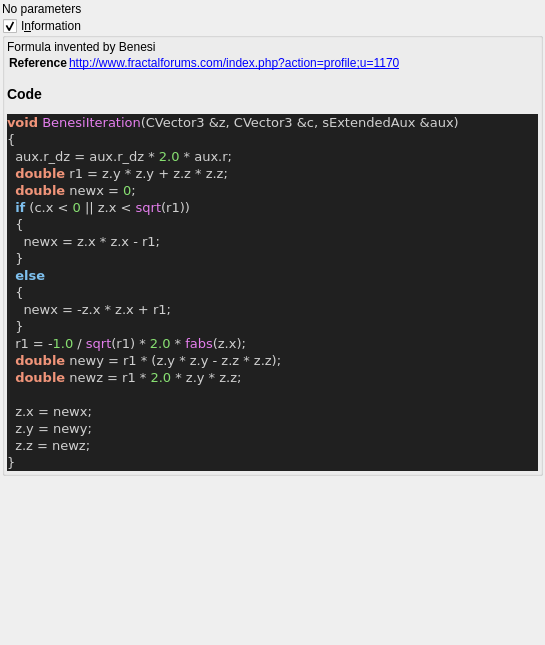
First picture: the form in mandelbulber2/qt_data/fractal_benesi.ui, repository buddhi1980/mandelbulber2, before the edit.
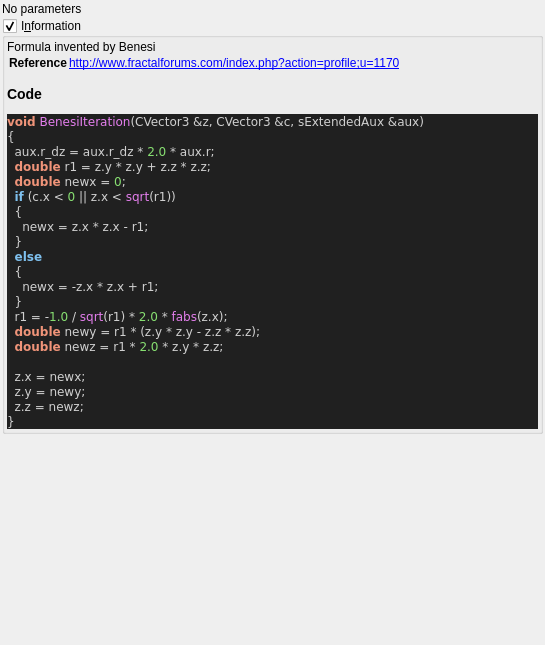
Second picture: the form after the edit. Custom widgets are drawn as their Qt base class.

```diff
--- a/mandelbulber2/qt_data/fractal_benesi.ui
+++ b/mandelbulber2/qt_data/fractal_benesi.ui
@@ -77,7 +77,7 @@
 &lt;title&gt;Source file&lt;/title&gt;
 &lt;/head&gt;
 &lt;body style=&quot;background-color:#202020&quot;&gt;
-&lt;pre style=&quot;color:#d0d0d0; background-color:#202020; font-size:10pt; font-family:'Courier New';&quot;&gt;&lt;span style=&quot;color:#f09479; font-weight:bold&quot;&gt;void&lt;/span&gt; &lt;span style=&quot;color:#e47eed&quot;&gt;BenesiIteration&lt;/span&gt;&lt;span style=&quot;color:#d0d0d0&quot;&gt;(&lt;/span&gt;CVector3 &lt;span style=&quot;color:#d0d0d0&quot;&gt;&amp;amp;&lt;/span&gt;z&lt;span style=&quot;color:#d0d0d0&quot;&gt;,&lt;/span&gt; CVector3 &lt;span style=&quot;color:#d0d0d0&quot;&gt;&amp;amp;&lt;/span&gt;c&lt;span style=&quot;color:#d0d0d0&quot;&gt;,&lt;/span&gt; sExtendedAux &lt;span style=&quot;color:#d0d0d0&quot;&gt;&amp;amp;&lt;/span&gt;aux&lt;span style=&quot;color:#d0d0d0&quot;&gt;)&lt;/span&gt;
+&lt;pre style=&quot;color:#d0d0d0; background-color:#202020;  font-family:'Courier New';&quot;&gt;&lt;span style=&quot;color:#f09479; font-weight:bold&quot;&gt;void&lt;/span&gt; &lt;span style=&quot;color:#e47eed&quot;&gt;BenesiIteration&lt;/span&gt;&lt;span style=&quot;color:#d0d0d0&quot;&gt;(&lt;/span&gt;CVector3 &lt;span style=&quot;color:#d0d0d0&quot;&gt;&amp;amp;&lt;/span&gt;z&lt;span style=&quot;color:#d0d0d0&quot;&gt;,&lt;/span&gt; CVector3 &lt;span style=&quot;color:#d0d0d0&quot;&gt;&amp;amp;&lt;/span&gt;c&lt;span style=&quot;color:#d0d0d0&quot;&gt;,&lt;/span&gt; sExtendedAux &lt;span style=&quot;color:#d0d0d0&quot;&gt;&amp;amp;&lt;/span&gt;aux&lt;span style=&quot;color:#d0d0d0&quot;&gt;)&lt;/span&gt;
 &lt;span style=&quot;color:#d0d0d0&quot;&gt;{&lt;/span&gt;
   aux&lt;span style=&quot;color:#d0d0d0&quot;&gt;.&lt;/span&gt;r_dz &lt;span style=&quot;color:#d0d0d0&quot;&gt;=&lt;/span&gt; aux&lt;span style=&quot;color:#d0d0d0&quot;&gt;.&lt;/span&gt;r_dz &lt;span style=&quot;color:#d0d0d0&quot;&gt;*&lt;/span&gt; &lt;span style=&quot;color:#87df71&quot;&gt;2.0&lt;/span&gt; &lt;span style=&quot;color:#d0d0d0&quot;&gt;*&lt;/span&gt; aux&lt;span style=&quot;color:#d0d0d0&quot;&gt;.&lt;/span&gt;r&lt;span style=&quot;color:#d0d0d0&quot;&gt;;&lt;/span&gt;
   &lt;span style=&quot;color:#f09479; font-weight:bold&quot;&gt;double&lt;/span&gt; r1 &lt;span style=&quot;color:#d0d0d0&quot;&gt;=&lt;/span&gt; z&lt;span style=&quot;color:#d0d0d0&quot;&gt;.&lt;/span&gt;y &lt;span style=&quot;color:#d0d0d0&quot;&gt;*&lt;/span&gt; z&lt;span style=&quot;color:#d0d0d0&quot;&gt;.&lt;/span&gt;y &lt;span style=&quot;color:#d0d0d0&quot;&gt;+&lt;/span&gt; z&lt;span style=&quot;color:#d0d0d0&quot;&gt;.&lt;/span&gt;z &lt;span style=&quot;color:#d0d0d0&quot;&gt;*&lt;/span&gt; z&lt;span style=&quot;color:#d0d0d0&quot;&gt;.&lt;/span&gt;z&lt;span style=&quot;color:#d0d0d0&quot;&gt;;&lt;/span&gt;
```
